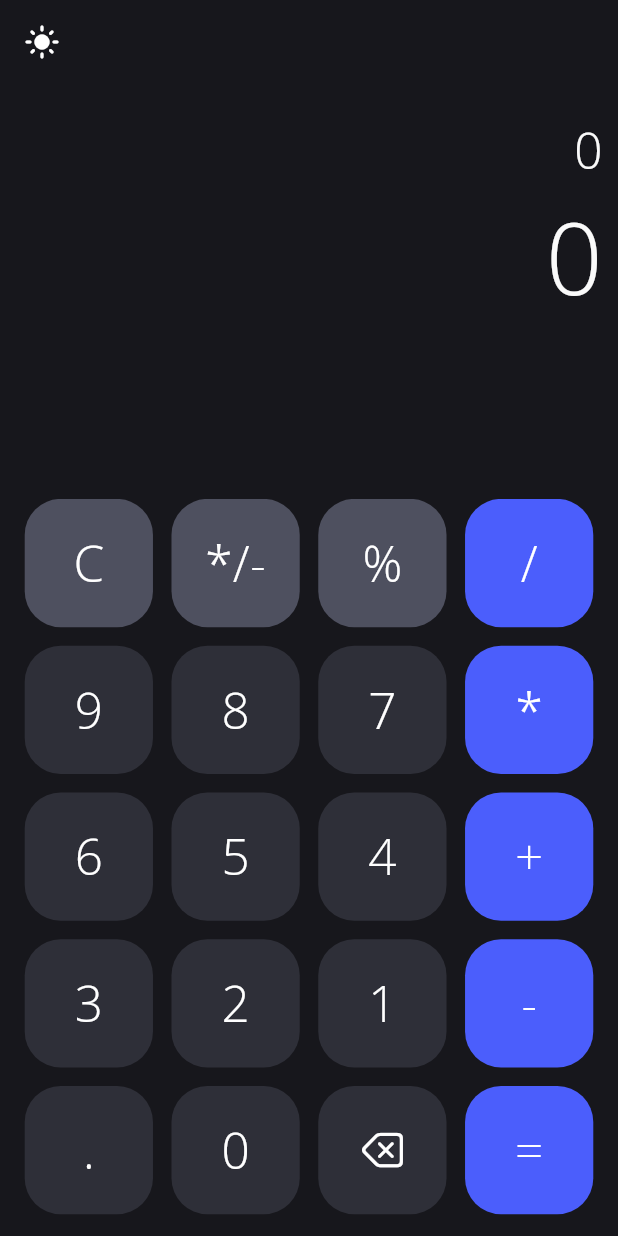
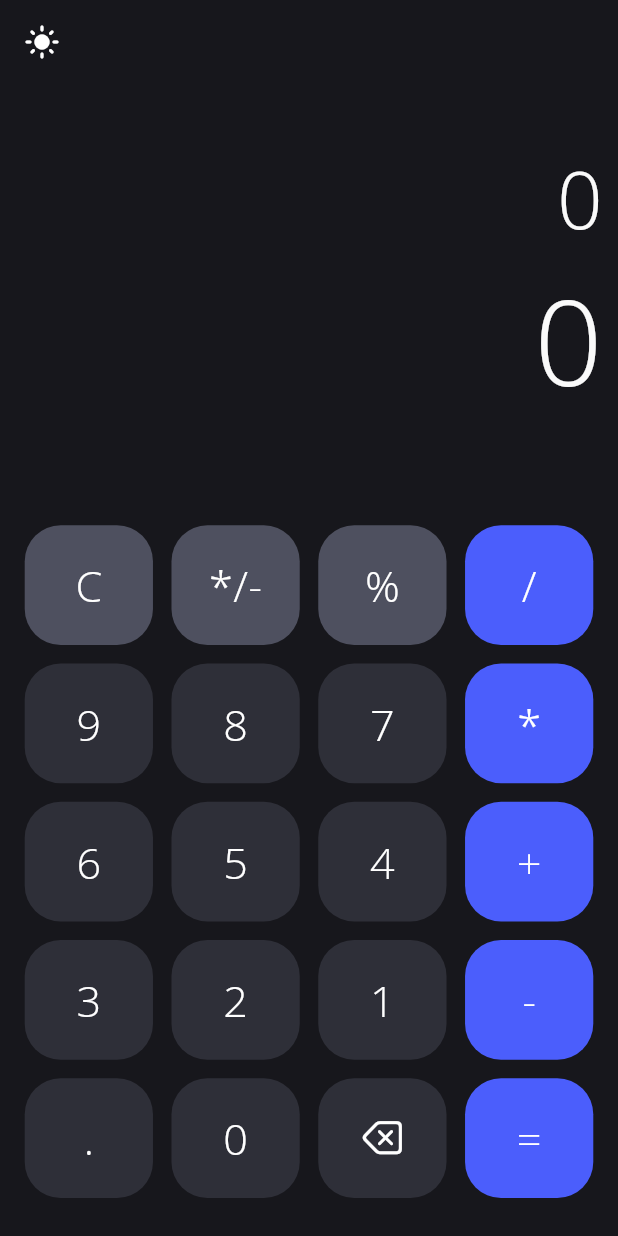
Before and after one commit to DoaaAbdallah1/Calculator, a Flutter app: the screen it shows after launch, on a phone screen of 412 x 824 dp. Run offline on Flutter 3.47's test engine with Material 3 defaults, Android fonts, the light colour scheme and no system bars; our stand-ins replace animated_theme_switcher, bloc, device_preview, equatable, flutter_bloc, math_expressions and 1 more; Roboto replaces fonts that are missing (Open Sans).

Commit message:
responsive_ui

```diff
--- a/lib/logic/calculator/bloc/calculator_state.dart
+++ b/lib/logic/calculator/bloc/calculator_state.dart
@@ -11,7 +11,30 @@ sealed class CalculatorState extends Equatable {
 
 final class CalculatorInitial extends CalculatorState {
 
-  List<String> symbols = [
+  List<String> symbolsL = [
+    '1',
+    '2',
+    '3',
+    '.',
+    '*/-',
+    '+',
+    '-',
+    '4',
+    '5',
+    '6',
+    '0',
+    '%',
+    '*',
+    '/',
+    '7',
+    '8',
+    '9',
+    'D',
+    'C',
+    '=',
+  ];
+
+  List<String> symbolsP = [
     'C',
     '*/-',
     '%',
@@ -33,7 +56,9 @@ final class CalculatorInitial extends CalculatorState {
     'D',
     '=',
   ];
-  Color myBackgroundColor(String x,BuildContext context) {
+
+
+  Color myBackgroundColor(String x,BuildContext context ) {
 
     if (x == '/' || x == '+' || x == '*' || x == '-' || x == '=') {
       return ThemeModelInheritedNotifier.of(context).theme.brightness ==Brightness.light ? buttonLightHigh : buttonDarkHigh;
@@ -46,7 +71,7 @@ final class CalculatorInitial extends CalculatorState {
     }
   }
 
-  Color myTextColor(String x,BuildContext context) {
+  Color myTextColor(String x,BuildContext context ) {
 
     if (
         x == '/' ||
@@ -66,8 +91,30 @@ final class CalculatorInitial extends CalculatorState {
 class CalculatorInProgressState extends CalculatorState {
   final String input;
   final String output;
+  List<String> symbolsL = [
+    '1',
+    '2',
+    '3',
+    '.',
+    '*/-',
+    '+',
+    '-',
+    '4',
+    '5',
+    '6',
+    '0',
+    '%',
+    '*',
+    '/',
+    '7',
+    '8',
+    '9',
+    'D',
+    'C',
+    '=',
+  ];
 
-  List<String> symbols = [
+  List<String> symbolsP = [
     'C',
     '*/-',
     '%',
@@ -94,7 +141,7 @@ class CalculatorInProgressState extends CalculatorState {
   CalculatorInProgressState(
       {required this.output, required this.input});
 
-  Color myBackgroundColor(String x,BuildContext context) {
+  Color myBackgroundColor(String x,BuildContext context ) {
 
     if (x == '/' || x == '+' || x == '*' || x == '-' || x == '=') {
       return ThemeModelInheritedNotifier.of(context).theme.brightness ==Brightness.light ? buttonLightHigh : buttonDarkHigh;
@@ -107,7 +154,7 @@ class CalculatorInProgressState extends CalculatorState {
     }
   }
 
-  Color myTextColor(String x,BuildContext context) {
+  Color myTextColor(String x,BuildContext context ) {
 
     if (
         x == '/' ||
--- a/lib/main.dart
+++ b/lib/main.dart
@@ -1,4 +1,6 @@
 import 'package:animated_theme_switcher/animated_theme_switcher.dart';
+import 'package:device_preview/device_preview.dart';
+import 'package:flutter/foundation.dart';
 import 'package:flutter/material.dart';
 import 'package:flutter_bloc/flutter_bloc.dart';
 import 'package:theme_animation/logic/calculator/bloc/calculator_bloc.dart';
@@ -7,11 +9,16 @@ import 'package:theme_animation/ui/loadingPage.dart';
 import 'package:theme_animation/logic/theme/bloc/app_theme_bloc.dart';
 
 void main() {
-  runApp(const MyApp());
+  runApp(
+  DevicePreview(
+    enabled: !kReleaseMode,
+    builder: (context) => const MyApp(), // Wrap your app
+  ),
+);
 }
 
 class MyApp extends StatelessWidget {
-  const MyApp({super.key});
+  const MyApp( {super.key});
 
   @override
   Widget build(BuildContext context) {
@@ -32,6 +39,9 @@ class MyApp extends StatelessWidget {
             return ThemeProvider(
               initTheme: state.theme,
               builder: (p0, theme) => MaterialApp(
+                 useInheritedMediaQuery: true,
+      locale: DevicePreview.locale(context),
+      builder: DevicePreview.appBuilder,
                 title: 'Flutter Animated Theme',
                 debugShowCheckedModeBanner: false,
                 theme: state.theme,
@@ -39,8 +49,11 @@ class MyApp extends StatelessWidget {
               ),
             );
           }
-          return const MaterialApp(
+          return  MaterialApp(
             debugShowCheckedModeBanner: false,
+             useInheritedMediaQuery: true,
+      locale: DevicePreview.locale(context),
+      builder: DevicePreview.appBuilder,
 
             home: MyWidget(),
           );
--- a/lib/ui/home.dart
+++ b/lib/ui/home.dart
@@ -3,7 +3,7 @@ import 'package:flutter/material.dart';
 import 'package:flutter_bloc/flutter_bloc.dart';
 import 'package:theme_animation/logic/calculator/bloc/calculator_bloc.dart';
 import 'package:theme_animation/ui/widgets/app_bar.dart';
-import 'package:theme_animation/ui/widgets/calculator_part.dart';
+import 'package:theme_animation/ui/widgets/portrait_or_landscape.dart';
 
 class HomeView extends StatefulWidget {
   const HomeView({super.key});
@@ -18,19 +18,35 @@ class _HomeViewState extends State<HomeView> {
     return ThemeSwitchingArea(
         child: Scaffold(
             backgroundColor: Theme.of(context).scaffoldBackgroundColor,
-            appBar: AppBar(leading: const AppBarWidget(),backgroundColor:  Theme.of(context).scaffoldBackgroundColor,),
+            appBar: AppBar(
+              leading: const AppBarWidget(),
+              backgroundColor: Theme.of(context).scaffoldBackgroundColor,
+            ),
             body: BlocBuilder<CalculatorBloc, CalculatorState>(
               builder: (context, state) {
                 if (state is CalculatorInitial) {
-                  return CalculatorPart(symbols:state.symbols,input:"0",output:"0",myBackgroundColor:state.myBackgroundColor,myTextColor:state.myTextColor);
+                  return  PortraitOrLandscape(
+                      symbols: MediaQuery.of(context).orientation ==
+                              Orientation.portrait
+                          ? state.symbolsP
+                          : state.symbolsL,
+                      input: "0",
+                      output: "0",
+                      myBackgroundColor: state.myBackgroundColor,
+                      myTextColor: state.myTextColor);
                 } else if (state is CalculatorInProgressState) {
-                  return  CalculatorPart(symbols:state.symbols,input:state.input,output:state.output,myBackgroundColor:state.myBackgroundColor,myTextColor:state.myTextColor);
-
+                  return  PortraitOrLandscape(
+                      symbols: MediaQuery.of(context).orientation ==
+                              Orientation.portrait
+                          ? state.symbolsP
+                          : state.symbolsL,
+                      input: state.input,
+                      output: state.output,
+                      myBackgroundColor: state.myBackgroundColor,
+                      myTextColor: state.myTextColor);
                 }
                 return const Center();
               },
-            )
-
-            ));
+            )));
   }
 }
--- /dev/null
+++ b/lib/ui/resposive/landscape.dart
@@ -0,0 +1,130 @@
+import 'package:flutter/cupertino.dart';
+import 'package:flutter/material.dart';
+import 'package:flutter_bloc/flutter_bloc.dart';
+import 'package:theme_animation/logic/calculator/bloc/calculator_bloc.dart';
+
+class Landscape extends StatelessWidget {
+  final List<String> symbols;
+  final String input;
+  final String output;
+  final Color Function(String x, BuildContext context ) myBackgroundColor;
+  final Function(String x, BuildContext context ) myTextColor;
+
+  const Landscape(
+      {super.key,
+      required this.symbols,
+      required this.input,
+      required this.output,
+      required this.myBackgroundColor,
+      required this.myTextColor
+      });
+
+  @override
+  Widget build(BuildContext context) {
+    return LayoutBuilder(
+      builder: (BuildContext context, BoxConstraints constraints) {
+        double heightScreen = constraints.maxHeight;
+        double widthScreen = constraints.maxWidth;
+
+        return SizedBox(
+          width: widthScreen,
+          height: heightScreen,
+          child: Column(
+            mainAxisAlignment: MainAxisAlignment.end,
+            crossAxisAlignment: CrossAxisAlignment.end,
+            children: [
+              Container(
+                //    color: Colors.amber,
+                height: heightScreen * 0.35,
+                padding: EdgeInsets.only(
+                    top: heightScreen * 0.05,
+                    bottom: heightScreen * 0.025,
+                    left: widthScreen * 0.025,
+                    right: widthScreen * 0.025),
+                child: Column(
+                  crossAxisAlignment: CrossAxisAlignment.end,
+                  children: [
+                    SingleChildScrollView(
+                      scrollDirection: Axis.horizontal,
+                      child: Row(
+                        children: [
+                          Text(
+                            input,
+                            textScaleFactor: 1.0,
+                            style: TextStyle(
+                                fontSize: heightScreen *0.275*(2/8) ,
+                                fontWeight: FontWeight.w300),
+                          ),
+                        ],
+                      ),
+                    ),
+                    Text(
+                      output,
+                      textScaleFactor: 1.0,
+                      style: TextStyle(
+                          fontSize:  heightScreen *0.275*(3/8),
+                          fontWeight: FontWeight.w300),
+                    ),
+                  ],
+                ),
+              ),
+              Container(
+                height: heightScreen * 0.65,
+                //color: Colors.green,
+
+                padding: EdgeInsets.only(
+                    right: widthScreen * 0.025,
+                    left: widthScreen * 0.025,
+                    top: heightScreen * 0.025,
+                    bottom: heightScreen * 0.025),
+                child: GridView.builder(
+                  shrinkWrap: true,
+                  physics: const NeverScrollableScrollPhysics(),
+                  itemCount: symbols.length,
+                  gridDelegate: SliverGridDelegateWithFixedCrossAxisCount(
+                      mainAxisExtent: heightScreen * 0.57 * 0.35,
+                      crossAxisCount: 7,
+                      childAspectRatio: 20 / 13),
+                  itemBuilder: (context, index) {
+                    return InkWell(
+                      onTap: () {
+                        BlocProvider.of<CalculatorBloc>(context).add(
+                            CalculatorEnterDataEvent(
+                                x: symbols[index], context: context));
+                      },
+                      child: Container(
+                        margin: EdgeInsets.only(
+                            right: widthScreen * 0.008,
+                             left: widthScreen * 0.008,
+                            bottom: heightScreen * 0.015,
+                            top: heightScreen * 0.015),
+                        decoration: BoxDecoration(
+                          borderRadius: BorderRadius.circular(24),
+                          color: myBackgroundColor(symbols[index], context),
+                        ),
+                        child: index == symbols.length - 3
+                            ?  Icon(
+                                CupertinoIcons.delete_left,
+                                size: heightScreen * 0.57 * 0.35*(1/3.2),
+                              )
+                            : Center(
+                                child: Text(
+                                symbols[index],
+                                textScaleFactor: 1.0,
+                                style: TextStyle(
+                                    color: myTextColor(symbols[index], context),
+                                    fontSize:heightScreen * 0.57 * 0.35*(1/3.2),
+                                    fontWeight: FontWeight.w300),
+                              )),
+                      ),
+                    );
+                  },
+                ),
+              )
+            ],
+          ),
+        );
+      },
+    );
+  }
+}
--- /dev/null
+++ b/lib/ui/resposive/portrait.dart
@@ -0,0 +1,128 @@
+import 'package:flutter/cupertino.dart';
+import 'package:flutter/material.dart';
+import 'package:flutter_bloc/flutter_bloc.dart';
+import 'package:theme_animation/logic/calculator/bloc/calculator_bloc.dart';
+
+class Portrait extends StatelessWidget {
+  final List<String> symbols;
+  final String input;
+  final String output;
+  final Color Function(String x, BuildContext context ) myBackgroundColor;
+  final Function(String x, BuildContext context ) myTextColor;
+
+  const Portrait(
+      {super.key,
+      required this.symbols,
+      required this.input,
+      required this.output,
+      required this.myBackgroundColor,
+      required this.myTextColor});
+
+  @override
+  Widget build(BuildContext context) {
+    return LayoutBuilder(
+      builder: (BuildContext context, BoxConstraints constraints) {
+        double heightScreen = constraints.maxHeight;
+        double widthScreen = constraints.maxWidth;
+
+        return SizedBox(
+          width: widthScreen,
+          height: heightScreen,
+          child: Column(
+            mainAxisAlignment: MainAxisAlignment.end,
+            crossAxisAlignment: CrossAxisAlignment.end,
+            children: [
+              Container(
+                height: heightScreen * 0.35,
+                padding: EdgeInsets.only(
+                    top: heightScreen * 0.05,
+                    bottom: heightScreen * 0.025,
+                    left: widthScreen * 0.025,
+                    right: widthScreen * 0.025),
+                child: Column(
+                  crossAxisAlignment: CrossAxisAlignment.end,
+                  children: [
+                    SingleChildScrollView(
+                      scrollDirection: Axis.horizontal,
+                      child: Row(
+                        children: [
+                          Text(
+                            input,
+                            style: TextStyle(
+                                fontSize:  heightScreen *0.275*(2/8),
+                                fontWeight: FontWeight.w300),
+                                 textScaleFactor: 1.0,
+                          ),
+                        ],
+                      ),
+                    ),
+                    Text(
+                      output,
+                      style: TextStyle(
+                          fontSize: heightScreen *0.275*(3/8),
+                          fontWeight: FontWeight.w300),
+                           textScaleFactor: 1.0,
+                    ),
+                  ],
+                ),
+              ),
+              Container(
+                height: heightScreen * 0.65,
+                padding: EdgeInsets.only(
+                    right: widthScreen * 0.025,
+                    left: widthScreen * 0.025,
+                    top: heightScreen * 0.025,
+                    bottom: heightScreen * 0.005),
+                child: GridView.builder(
+                  shrinkWrap: true,
+                  physics: const NeverScrollableScrollPhysics(),
+                  itemCount: symbols.length,
+                  gridDelegate: SliverGridDelegateWithFixedCrossAxisCount(
+                      mainAxisExtent: heightScreen * 0.60 * (1/5),
+                      crossAxisCount: 4,
+                      childAspectRatio: 20 / 13
+                  ),
+                  itemBuilder: (context, index) {
+                    return InkWell(
+                      onTap: () {
+                        BlocProvider.of<CalculatorBloc>(context).add(
+                            CalculatorEnterDataEvent(
+                                x: symbols[index], context: context));
+                      },
+                      child: Container(
+                        margin: EdgeInsets.only(
+                            right: widthScreen * 0.015,
+                            left: widthScreen * 0.015,
+                            bottom: widthScreen * 0.015,
+                            top: widthScreen * 0.015),
+                        decoration: BoxDecoration(
+                          borderRadius: BorderRadius.circular(24),
+                          color: myBackgroundColor(symbols[index], context),
+                        ),
+                        child: index == symbols.length - 2
+                            ?  Icon(
+                                CupertinoIcons.delete_left,
+
+                                size:  heightScreen * 0.60 * (1/5)*(1/3.2),
+                              )
+                            : Center(
+                                child: Text(
+                                symbols[index],
+                                textScaleFactor: 1.0,
+                                style: TextStyle(
+                                    color: myTextColor(symbols[index], context),
+                                    fontSize: heightScreen * 0.60 * (1/5)*(1/3.2),
+                                    fontWeight: FontWeight.w300),
+                              )),
+                      ),
+                    );
+                  },
+                ),
+              )
+            ],
+          ),
+        );
+      },
+    );
+  }
+}
--- a/lib/ui/widgets/app_bar.dart
+++ b/lib/ui/widgets/app_bar.dart
@@ -9,7 +9,7 @@ class AppBarWidget extends StatelessWidget {
   @override
   Widget build(BuildContext context) {
     return ThemeSwitcher(
-      clipper: const ThemeSwitcherCircleClipper(),
+      clipper:const ThemeSwitcherCircleClipper(),
       builder: (context) {
         return IconButton(
           icon: Icon(
--- a/lib/ui/widgets/calculator_part.dart
+++ /dev/null
@@ -1,112 +0,0 @@
-import 'package:flutter/cupertino.dart';
-import 'package:flutter/material.dart';
-import 'package:flutter_bloc/flutter_bloc.dart';
-import 'package:theme_animation/logic/calculator/bloc/calculator_bloc.dart';
-
-class CalculatorPart extends StatelessWidget {
-  final List<String> symbols;
-  final String input;
-  final String output;
-  final Color Function(String x,BuildContext context) myBackgroundColor;
-  final Function(String x,BuildContext context) myTextColor;
-
-  const CalculatorPart(
-      {super.key,
-      required this.symbols,
-      required this.input,
-      required this.output,
-      required this.myBackgroundColor,
-      required this.myTextColor});
-
-  @override
-  Widget build(BuildContext context) {
-    double heightScreen =  MediaQuery.of(context).size.height;
-    double widthScreen  = MediaQuery.of(context).size.width;
-    return SizedBox(
-      width: double.infinity,
-    //  height: MediaQuery.of(context).size.height*0.90,
-      child: Column(
-        mainAxisAlignment: MainAxisAlignment.end,
-        crossAxisAlignment: CrossAxisAlignment.end,
-        children: [
-          Expanded(
-            flex: 1,
-            child: Container(
-              margin: EdgeInsets.only(top:heightScreen*0.025,bottom: heightScreen*0.025,left: widthScreen*0.025,right: widthScreen*0.025),
-              child: Column(
-                crossAxisAlignment: CrossAxisAlignment.end,
-                children: [
-
-                  SingleChildScrollView(
-                    scrollDirection: Axis.horizontal,
-                    child: Row(
-                      children: [
-                        Text(
-                          input,
-                          style:  TextStyle(
-                              fontSize: heightScreen*0.04, fontWeight: FontWeight.w300),
-                        ),
-                      ],
-                    ),
-                  ),
-
-                  Text(
-                    output,
-                    style:  TextStyle(
-                        fontSize: heightScreen*0.08, fontWeight: FontWeight.w300),
-                  ),
-                ],
-              ),
-            ),
-          ),
-          Expanded(
-            flex: 2,
-            child: Container(
-              //height: heightScreen*0.58,
-              padding:  EdgeInsets.only(right:widthScreen*0.025 , left: widthScreen*0.025, top: heightScreen*0.025,bottom:  heightScreen*0.005 ),
-              child: GridView.builder(
-                shrinkWrap: true,
-                physics: const NeverScrollableScrollPhysics(),
-                itemCount: symbols.length,
-                gridDelegate:  SliverGridDelegateWithMaxCrossAxisExtent(
-                  maxCrossAxisExtent:widthScreen>=583?widthScreen*0.13: widthScreen*0.30,
-                  childAspectRatio:1,
-
-                ),
-                itemBuilder: (context, index) {
-                  return InkWell(
-                    onTap: () {
-
-                      BlocProvider.of<CalculatorBloc>(context).add(
-                          CalculatorEnterDataEvent(
-                              x: symbols[index], context: context));
-                    },
-                    child: Container(
-
-                    margin:  EdgeInsets.only(right:widthScreen*0.015 , left: widthScreen*0.015, bottom: heightScreen*0.015),
-                      decoration: BoxDecoration(
-                        borderRadius: BorderRadius.circular(24),
-                        color: myBackgroundColor(
-                          symbols[index],
-                        context
-                        ),
-                      ),
-                      child:index==symbols.length-2?Icon(CupertinoIcons.delete_left,size: 30,): Center(
-                          child: Text(
-                        symbols[index],
-                        style: TextStyle(
-                            color: myTextColor(symbols[index],context),
-                            fontSize: heightScreen*0.04,
-                            fontWeight: FontWeight.w300),
-                      )),
-                    ),
-                  );
-                },
-              ),
-            ),
-          )
-        ],
-      ),
-    );
-  }
-}
--- /dev/null
+++ b/lib/ui/widgets/portrait_or_landscape.dart
@@ -0,0 +1,39 @@
+import 'package:flutter/cupertino.dart';
+import 'package:flutter/material.dart';
+import 'package:theme_animation/ui/resposive/landscape.dart';
+import 'package:theme_animation/ui/resposive/portrait.dart';
+
+class  PortraitOrLandscape extends StatelessWidget {
+  final List<String> symbols;
+  final String input;
+  final String output;
+
+  final Color Function(String x, BuildContext context)
+      myBackgroundColor;
+  final Function(String x, BuildContext context) myTextColor;
+
+  const  PortraitOrLandscape(
+      {super.key,
+      required this.symbols,
+      required this.input,
+      required this.output,
+      required this.myBackgroundColor,
+      required this.myTextColor});
+
+  @override
+  Widget build(BuildContext context) {
+    return MediaQuery.of(context).orientation == Orientation.portrait
+        ? Portrait(
+            symbols: symbols,
+            input: input,
+            output: output,
+            myBackgroundColor: myBackgroundColor,
+            myTextColor: myTextColor)
+        : Landscape(
+            symbols: symbols,
+            input: input,
+            output: output,
+            myBackgroundColor: myBackgroundColor,
+            myTextColor: myTextColor);
+  }
+}
--- a/pubspec.yaml
+++ b/pubspec.yaml
@@ -43,6 +43,7 @@ dependencies:
   bloc: ^8.1.4
   math_expressions: ^2.6.0
   flutter_screenutil: ^5.9.3
+  device_preview: ^1.2.0
 
 dev_dependencies:
   flutter_test:
```
Also changed, not shown: pubspec.lock.
